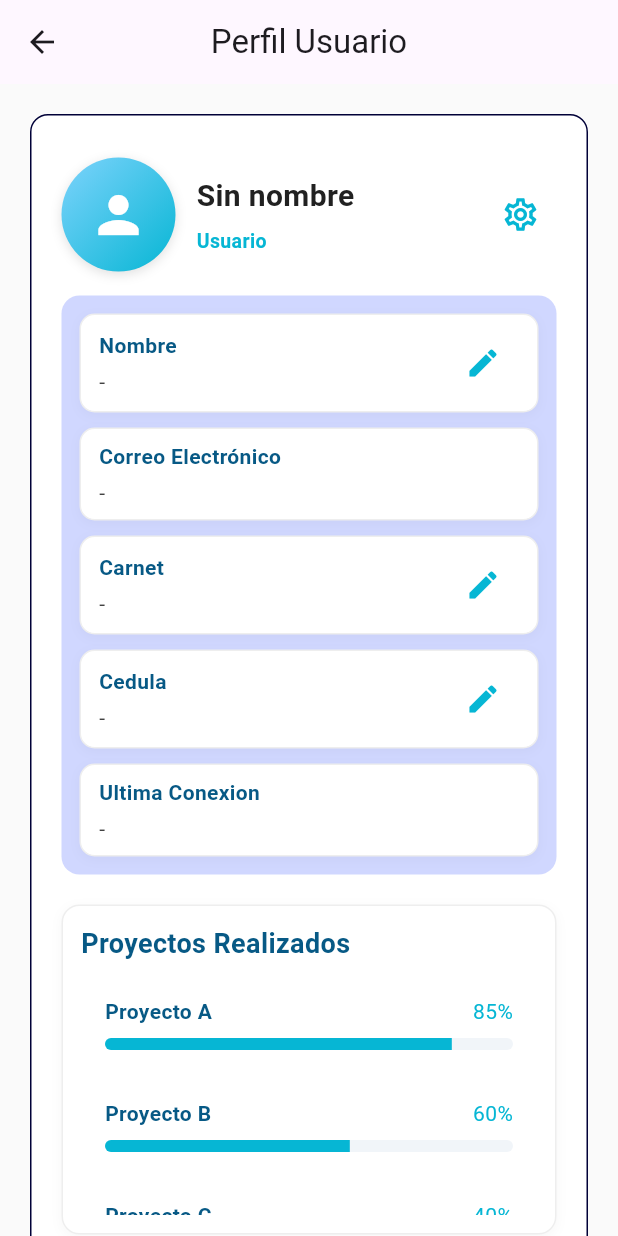
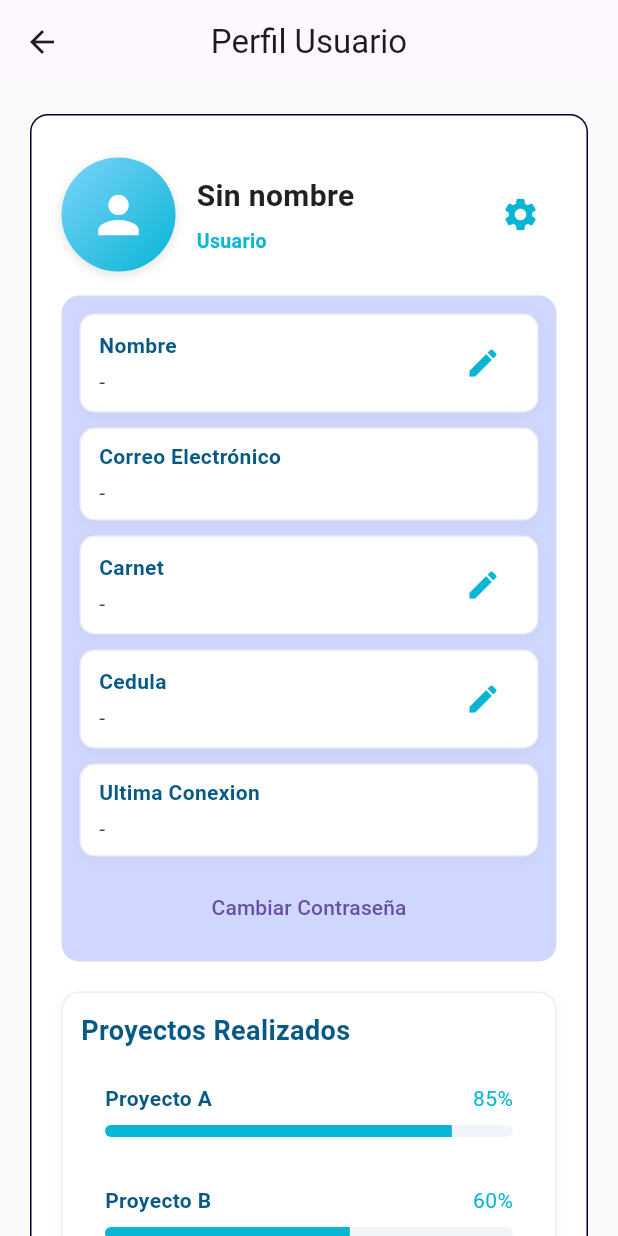
Before and after one commit to AntonyCen03/Proyecto_Sitema_Info, a Flutter app: the PerfilUsuarioNew screen opened by its route, on a phone screen of 412 x 824 dp. Run offline on Flutter 3.47's test engine with Material 3 defaults, Android fonts, the phone set to English and light mode, and no system bars; our stand-ins replace cloud_firestore, firebase_auth, firebase_core; accounts and stored records are empty.

Commit message:
se agrego un boton para cambiar contrasena

```diff
--- a/lib/Page_Ui/perfil_usuario/perfil_header.dart
+++ b/lib/Page_Ui/perfil_usuario/perfil_header.dart
@@ -60,7 +60,7 @@ class PerfilHeader extends StatelessWidget {
         if (onSettings != null)
           IconButton(
             icon: const Icon(
-              Icons.settings_outlined,
+              Icons.settings,
               size: 26,
               color: Color(0xFF06B6D4),
             ),
--- a/lib/Page_Ui/perfil_usuario/perfil_usuario_new.dart
+++ b/lib/Page_Ui/perfil_usuario/perfil_usuario_new.dart
@@ -207,6 +207,12 @@ class _PerfilUsuarioNewState extends State<PerfilUsuarioNew> {
                                 value: ultimaConexion,
                                 editable: false,
                               ),
+                              const SizedBox(height: 10),
+                              TextButton(onPressed: () {
+                                //Navigator.pushNamed(context, '/cambiar_contrasena');
+                              },
+                              child: const Text('Cambiar Contraseña'),
+                              ),
                             ],
                           ),
                         ),
```
